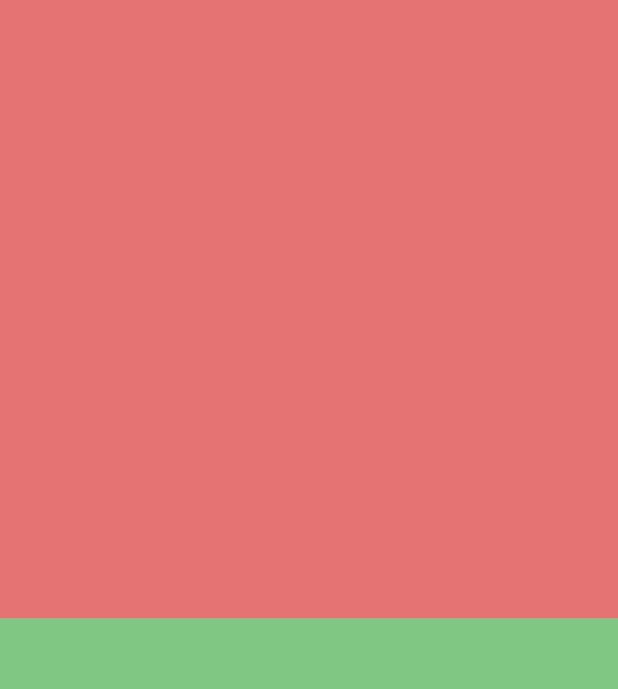
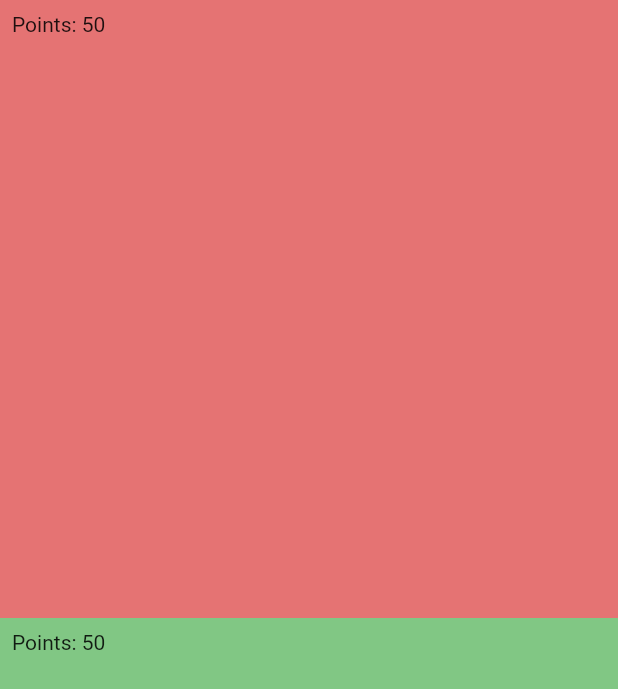
Before and after one commit to najmulmyself/Practice_App, a Flutter app: the screen it shows after launch, on a phone screen of 412 x 824 dp. Shown: the top 689 px of the screen. Run offline on Flutter 3.47's test engine with Material 2 defaults, Android fonts, the phone set to English and light mode, and no system bars.

Commit message:
reset btn added project finished

```diff
--- a/tap_tap_game/lib/main.dart
+++ b/tap_tap_game/lib/main.dart
@@ -38,6 +38,10 @@ class _MyAppState extends State<MyApp> {
                           width: double.infinity,
                           height: double.infinity,
                           color: Colors.red.shade300,
+                          child: Padding(
+                            padding: const EdgeInsets.all(8.0),
+                            child: Text("Points: $countTop"),
+                          ),
                         ),
                       ),
                     ),
@@ -55,6 +59,10 @@ class _MyAppState extends State<MyApp> {
                           width: double.infinity,
                           height: double.infinity,
                           color: Colors.green.shade300,
+                          child: Padding(
+                            padding: const EdgeInsets.all(8.0),
+                            child: Text("Points: $countBottom"),
+                          ),
                         ),
                       ),
                     ),
@@ -69,9 +77,23 @@ class _MyAppState extends State<MyApp> {
                           ? Colors.red.withOpacity(0.6)
                           : Colors.green.withOpacity(0.6),
                       child: Center(
-                        child: Text(
-                          countTop >= 95 ? "Red Wins!" : "Green Wins!",
-                          style: TextStyle(fontSize: 50),
+                        child: Column(
+                          mainAxisAlignment: MainAxisAlignment.center,
+                          children: [
+                            Text(
+                              countTop >= 95 ? "Red Wins!" : "Green Wins!",
+                              style: TextStyle(fontSize: 50),
+                            ),
+                            ElevatedButton(
+                              onPressed: () {
+                                setState(() {
+                                  countTop = 50;
+                                  countBottom = 50;
+                                });
+                              },
+                              child: Text("Reset Game"),
+                            ),
+                          ],
                         ),
                       ),
                     )
```
